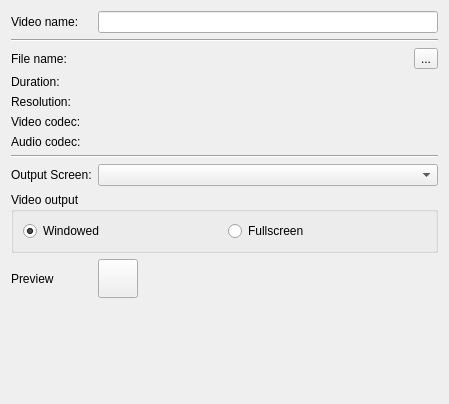
This is ui/src/videoeditor.ui in mcallegari/qlcplus as Qt 5 draws it before an edit. The edited form follows.
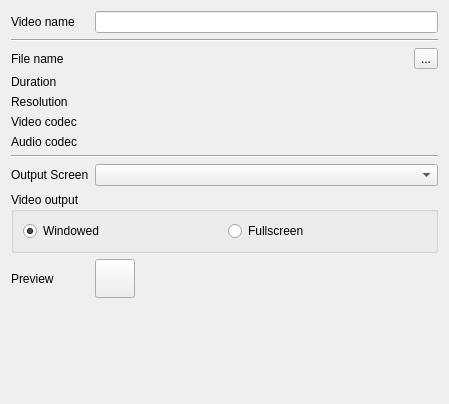
This is the edited form. Icons and pictures are not drawn.

```diff
--- a/ui/src/videoeditor.ui
+++ b/ui/src/videoeditor.ui
@@ -28,21 +28,21 @@
         </sizepolicy>
        </property>
        <property name="text">
-        <string>Video name:</string>
+        <string>Video name</string>
        </property>
       </widget>
      </item>
      <item row="2" column="0" colspan="2">
       <widget class="QLabel" name="label_5">
        <property name="text">
-        <string>File name:</string>
+        <string>File name</string>
        </property>
       </widget>
      </item>
      <item row="3" column="0" colspan="2">
       <widget class="QLabel" name="label">
        <property name="text">
-        <string>Duration:</string>
+        <string>Duration</string>
        </property>
       </widget>
      </item>
@@ -56,7 +56,7 @@
      <item row="4" column="0" colspan="2">
       <widget class="QLabel" name="label_4">
        <property name="text">
-        <string>Resolution:</string>
+        <string>Resolution</string>
        </property>
       </widget>
      </item>
@@ -98,14 +98,14 @@
      <item row="6" column="0" colspan="2">
       <widget class="QLabel" name="label_2">
        <property name="text">
-        <string>Audio codec:</string>
+        <string>Audio codec</string>
        </property>
       </widget>
      </item>
      <item row="5" column="0" colspan="2">
       <widget class="QLabel" name="label_3">
        <property name="text">
-        <string>Video codec:</string>
+        <string>Video codec</string>
        </property>
       </widget>
      </item>
@@ -209,7 +209,7 @@
      <item row="8" column="0" colspan="2">
       <widget class="QLabel" name="label_6">
        <property name="text">
-        <string>Output Screen:</string>
+        <string>Output Screen</string>
        </property>
       </widget>
      </item>
```
Left out of the diff: 2 changed lines with no effect on the pictures.
